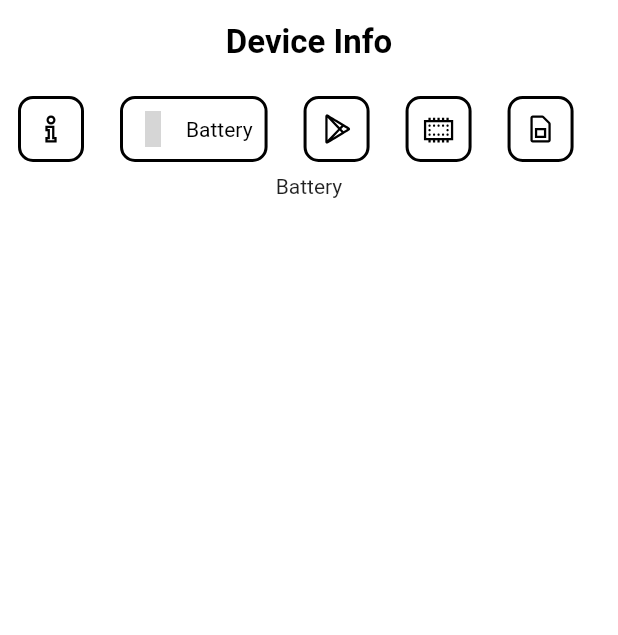
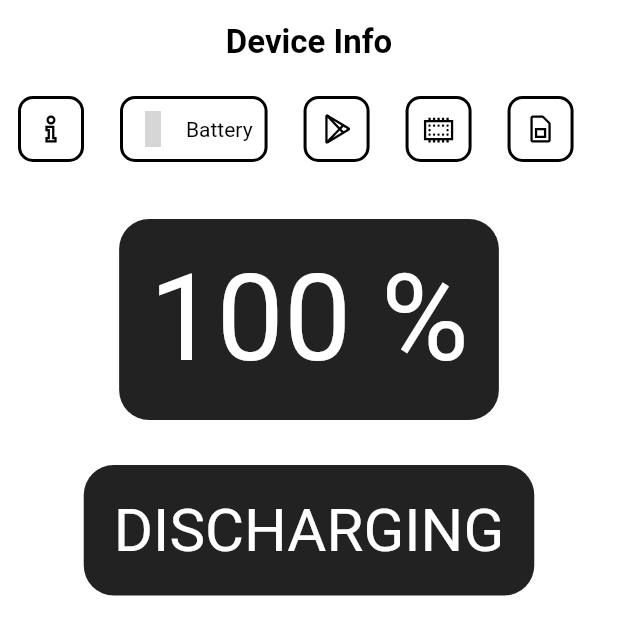
Before and after one commit to spiderxm/device_info, a Flutter app: the screen it shows after launch, after a tap on an icon or button, on a phone screen of 412 x 824 dp. Shown: the top 635 px of the screen. Run offline on Flutter 3.47's test engine with Material 2 defaults, Android fonts, the phone set to English and light mode, and no system bars; our stand-ins replace battery, line_icons; missing offline and left inert: device_apps, mobile_number; grey boxes are pictures that could not be loaded.

Commit message:
View battery

```diff
--- a/lib/screens/apps.dart
+++ b/lib/screens/apps.dart
@@ -47,7 +47,7 @@ class _AllAppsScreenState extends State<AllAppsScreen>
               children: [
                 Center(
                     child: CupertinoActivityIndicator(
-                  radius: 16,
+                  radius: 20,
                 )),
               ],
             ))
--- a/lib/screens/battery.dart
+++ b/lib/screens/battery.dart
@@ -1,11 +1,93 @@
+import 'package:flutter/cupertino.dart';
 import 'package:flutter/material.dart';
+import 'package:battery/battery.dart';
 
-class BatteryDetailsScreen extends StatelessWidget {
+class BatteryDetailsScreen extends StatefulWidget {
+  @override
+  _BatteryDetailsScreenState createState() => _BatteryDetailsScreenState();
+}
+
+class _BatteryDetailsScreenState extends State<BatteryDetailsScreen> {
+  bool loading;
+  int batteryLevel;
+  String status;
+
+  @override
+  void initState() {
+    super.initState();
+    batteryDetails();
+  }
+
+  void batteryDetails() async {
+    setState(() {
+      loading = true;
+    });
+    var _battery = Battery();
+    int _batteryLevel = await _battery.batteryLevel;
+    print(_batteryLevel);
+    setState(() {
+      batteryLevel = _batteryLevel;
+    });
+    _battery.onBatteryStateChanged.listen((BatteryState state) {
+      setState(() {
+        status = state.toString();
+      });
+    });
+
+    setState(() {
+      loading = false;
+    });
+  }
+
   @override
   Widget build(BuildContext context) {
-    return Container(
-      child: Text("Battery"),
-
-    );
+    return loading == true
+        ? Container(
+            height: MediaQuery.of(context).size.height * .8,
+            child: Column(
+              mainAxisAlignment: MainAxisAlignment.center,
+              children: [
+                Center(
+                    child: CupertinoActivityIndicator(
+                  radius: 20,
+                )),
+              ],
+            ))
+        : Column(
+            children: [
+              SizedBox(
+                height: 30,
+              ),
+              Container(
+                decoration: BoxDecoration(
+                    borderRadius: BorderRadius.circular(20),
+                    color: Colors.black87),
+                padding: EdgeInsets.all(20),
+                child: Text(
+                  batteryLevel.toString() + " %",
+                  style: TextStyle(
+                      fontSize: 80,
+                      fontWeight: FontWeight.w400,
+                      color: Colors.white),
+                ),
+              ),
+              SizedBox(
+                height: 30,
+              ),
+              Container(
+                decoration: BoxDecoration(
+                    borderRadius: BorderRadius.circular(20),
+                    color: Colors.black87),
+                padding: EdgeInsets.all(20),
+                child: Text(
+                  status.toString().split(".")[1].toUpperCase(),
+                  style: TextStyle(
+                      fontSize: 40,
+                      fontWeight: FontWeight.w400,
+                      color: Colors.white),
+                ),
+              ),
+            ],
+          );
   }
 }
--- a/lib/screens/sim.dart
+++ b/lib/screens/sim.dart
@@ -11,6 +11,7 @@ class SimDetailScreen extends StatefulWidget {
 class _SimDetailScreenState extends State<SimDetailScreen> {
   bool loading;
   List<SimCard> simCards;
+  bool error;
 
   @override
   void initState() {
@@ -22,17 +23,29 @@ class _SimDetailScreenState extends State<SimDetailScreen> {
     setState(() {
       loading = true;
     });
-    bool permission = await MobileNumber.hasPhonePermission;
+    bool permission;
+    try {
+      permission = await MobileNumber.hasPhonePermission;
+    } catch (e) {
+      setState(() {
+        error = true;
+      });
+    }
+    print(permission);
     if (permission) {
+      print(2);
       final List<SimCard> simCards = await MobileNumber.getSimCards;
       setState(() {
         this.simCards = simCards;
       });
     } else {
       await MobileNumber.requestPhonePermission;
-      fetchAndSetSimCards();
+      final List<SimCard> simCards = await MobileNumber.getSimCards;
+      setState(() {
+        this.simCards = simCards;
+      });
+      print(simCards);
     }
-
     setState(() {
       loading = false;
     });
@@ -41,12 +54,20 @@ class _SimDetailScreenState extends State<SimDetailScreen> {
   @override
   Widget build(BuildContext context) {
     return loading == true
-        ? CupertinoActivityIndicator(
-            radius: 20,
-          )
+        ? Container(
+            height: MediaQuery.of(context).size.height * .8,
+            child: Column(
+              mainAxisAlignment: MainAxisAlignment.center,
+              children: [
+                Center(
+                    child: CupertinoActivityIndicator(
+                  radius: 20,
+                )),
+              ],
+            ))
         : Container(
-      height: MediaQuery.of(context).size.height * .8,
-      child: Column(
+            height: MediaQuery.of(context).size.height * .8,
+            child: Column(
               children: [
                 Expanded(
                   child: ListView.builder(
--- a/lib/widgets/category.dart
+++ b/lib/widgets/category.dart
@@ -12,7 +12,6 @@ class Category extends StatelessWidget {
 
   @override
   Widget build(BuildContext context) {
-    print(isSelected);
     return Padding(
       padding: const EdgeInsets.symmetric(horizontal: 12, vertical: 8),
       child: GestureDetector(
--- a/lib/widgets/simCard.dart
+++ b/lib/widgets/simCard.dart
@@ -52,7 +52,8 @@ class SimCardWidget extends StatelessWidget {
             ),
             Padding(
               padding: const EdgeInsets.all(8.0),
-              child: Text("Country Phone Prefix : " + simCard.countryPhonePrefix,
+              child: Text(
+                  "Country Phone Prefix : " + simCard.countryPhonePrefix,
                   style: TextStyle(color: Colors.white, fontSize: 18)),
             )
           ],
--- a/pubspec.yaml
+++ b/pubspec.yaml
@@ -29,9 +29,7 @@ dependencies:
   device_apps: ^2.1.1
   google_nav_bar: ^5.0.5
   line_icons: ^2.0.1
-
-  # The following adds the Cupertino Icons font to your application.
-  # Use with the CupertinoIcons class for iOS style icons.
+  battery: ^2.0.1
   cupertino_icons: ^1.0.2
   mobile_number: ^1.0.4
 
```
Also changed, not shown: pubspec.lock, 1 other file.
